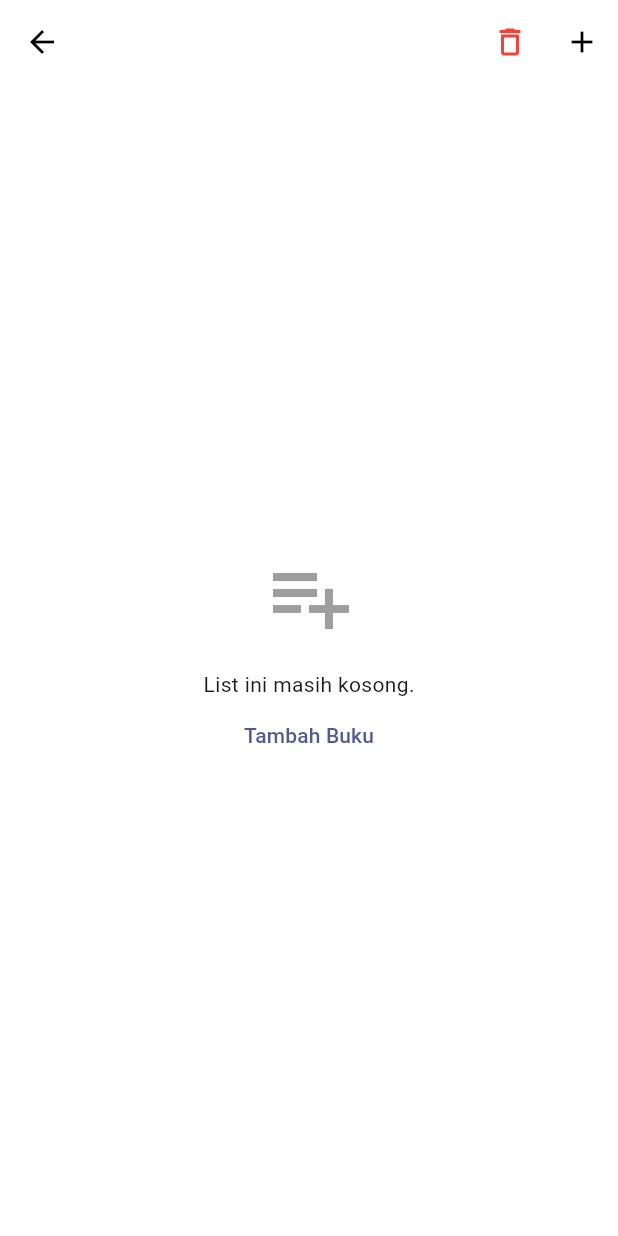
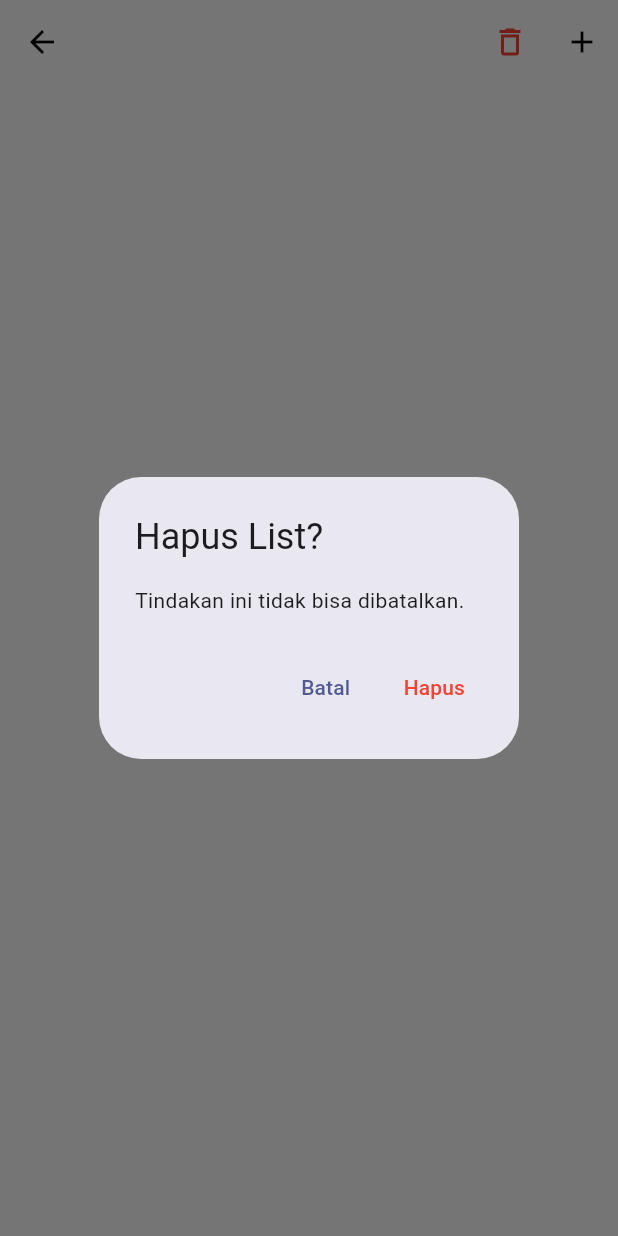
Before and after one commit to MuhFadhilH/PemrogMobileKlp8, a Flutter app: the BookListDetailScreen screen opened directly with empty values, after a tap on the "delete outline" icon, on a phone screen of 412 x 824 dp. Run offline on Flutter 3.47's test engine with Material 3 defaults, Android fonts, the phone set to English and light mode, and no system bars; our stand-ins replace cloud_firestore, firebase_auth, firebase_core, flutter_local_notifications, timezone; accounts and stored records are empty; network calls fail.

```diff
--- a/lib/screens/book_list_detail_screen.dart
+++ b/lib/screens/book_list_detail_screen.dart
@@ -1,4 +1,5 @@
 import 'package:flutter/material.dart';
+import 'package:firebase_auth/firebase_auth.dart'; // Tambahkan import Auth
 import '../models/book_list_model.dart';
 import '../models/book_model.dart';
 import '../services/firestore_service.dart';
@@ -6,20 +7,26 @@ import 'detail_screen.dart';
 import 'log_search_page.dart';
 
 class BookListDetailScreen extends StatelessWidget {
-  final BookListModel bookList; // Pastikan pakai BookListModel
+  final BookListModel bookList;
   const BookListDetailScreen({super.key, required this.bookList});
 
   @override
   Widget build(BuildContext context) {
     final FirestoreService firestoreService = FirestoreService();
 
+    // 1. Cek apakah User yang login adalah Pemilik List ini
+    final currentUser = FirebaseAuth.instance.currentUser;
+    final isOwner = currentUser != null && currentUser.uid == bookList.ownerId;
+
     void goToAddBooks() {
       Navigator.push(
         context,
         MaterialPageRoute(
-          // Kirim ID List dan ID Pemiliknya agar LogSearchPage tahu mau simpan kemana
+          // Kirim ID List dan Owner ID
           builder: (_) => LogSearchPage(
-              targetBookListId: bookList.id, targetOwnerId: bookList.ownerId),
+            targetBookListId: bookList.id,
+            targetOwnerId: bookList.ownerId
+          ),
         ),
       );
     }
@@ -27,27 +34,52 @@ class BookListDetailScreen extends StatelessWidget {
     return Scaffold(
       backgroundColor: Colors.white,
       appBar: AppBar(
-        // PERBAIKAN: Gunakan .title (bukan .name)
         title: Text(bookList.title,
             style: const TextStyle(fontWeight: FontWeight.bold)),
         backgroundColor: Colors.white,
         elevation: 0,
         foregroundColor: Colors.black,
         actions: [
+          // 2. Hanya tampilkan tombol DELETE & ADD jika user adalah PEMILIK
+          if (isOwner) ...[
             IconButton(
               icon: const Icon(Icons.delete_outline, color: Colors.red),
               onPressed: () {
-              // ... (kode dialog hapus tetap sama)
+                showDialog(
+                  context: context,
+                  builder: (ctx) => AlertDialog(
+                    title: const Text("Hapus List?"),
+                    content: const Text("Tindakan ini tidak bisa dibatalkan."),
+                    actions: [
+                      TextButton(
+                        onPressed: () => Navigator.pop(ctx),
+                        child: const Text("Batal"),
+                      ),
+                      TextButton(
+                        onPressed: () async {
+                          // Panggil service delete (pastikan fungsinya ada di service)
+                          await firestoreService.deleteBookListModel(bookList.id);
+                          if (context.mounted) {
+                            Navigator.pop(ctx);
+                            Navigator.pop(context);
+                          }
+                        },
+                        child: const Text("Hapus", style: TextStyle(color: Colors.red)),
+                      ),
+                    ],
+                  ),
+                );
               },
             ),
             IconButton(
               icon: const Icon(Icons.add),
               onPressed: goToAddBooks,
             ),
+          ]
         ],
       ),
       body: StreamBuilder<List<Book>>(
-        // PERBAIKAN: Kirim ownerId juga karena list ada di dalam dokumen user
+        // Menggunakan fungsi yang membutuhkan ownerId agar bisa baca list orang lain
         stream: firestoreService.getBooksInList(
             listId: bookList.id, ownerId: bookList.ownerId),
         builder: (context, snapshot) {
@@ -64,6 +96,8 @@ class BookListDetailScreen extends StatelessWidget {
                   const Icon(Icons.playlist_add, size: 64, color: Colors.grey),
                   const SizedBox(height: 16),
                   const Text("List ini masih kosong."),
+                  // Tombol tambah di tengah juga hanya muncul jika owner
+                  if (isOwner)
                     TextButton(
                       onPressed: goToAddBooks,
                       child: const Text("Tambah Buku"),
@@ -90,13 +124,17 @@ class BookListDetailScreen extends StatelessWidget {
                 title: Text(book.title,
                     maxLines: 1, overflow: TextOverflow.ellipsis),
                 subtitle: Text(book.author, maxLines: 1),
-                trailing: IconButton(
-                  icon: const Icon(Icons.remove_circle_outline,
-                      color: Colors.grey),
+
+                // Tombol Hapus per Buku (Hanya muncul jika Owner)
+                trailing: isOwner
+                  ? IconButton(
+                      icon: const Icon(Icons.remove_circle_outline, color: Colors.grey),
                       onPressed: () {
-                    // TODO: Tambahkan fungsi hapus buku dari list di sini
+                         // TODO: Tambahkan fungsi hapus buku spesifik jika diperlukan
                       },
-                ),
+                    )
+                  : null, // Jika bukan owner, tidak ada tombol hapus
+
                 onTap: () {
                   Navigator.push(
                       context,
```
Also changed, not shown: lib/services/firestore_service.dart (+0 -28 lines), 1 other file. Lines whose indentation alone changed are shown as unchanged.
